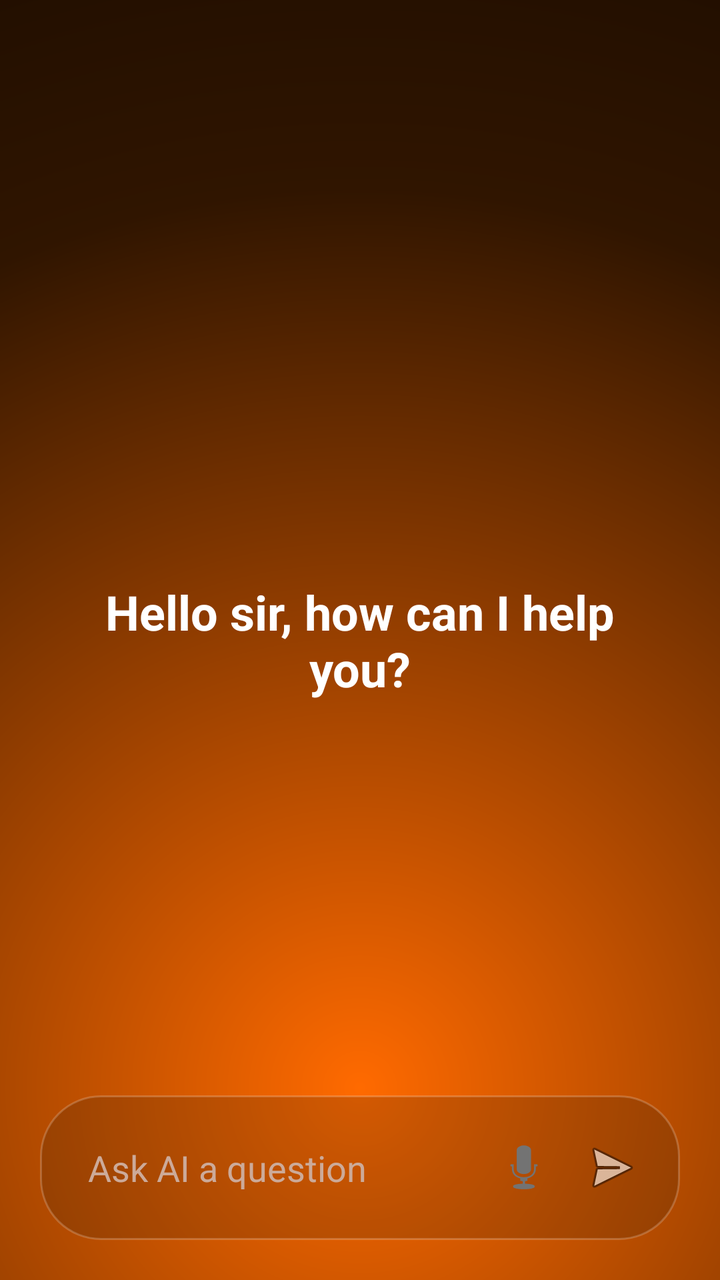
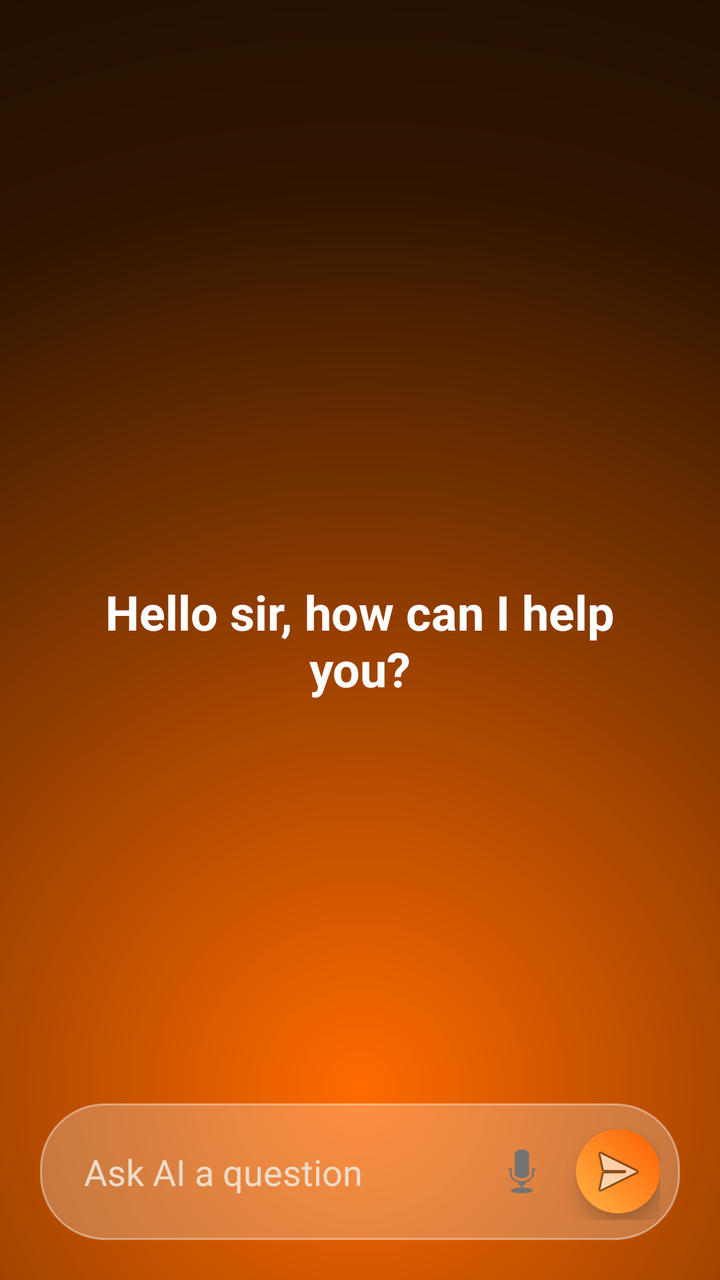

Screens rendered from an Android XML layout before and after an edit, with the pre-edit source and the edit as a unified diff.
<!-- AndroidManifest.xml: application theme Theme.Ultron.NoActionBar -->
<!-- res/layout/activity_main.xml -->
<?xml version="1.0" encoding="utf-8"?>
<RelativeLayout xmlns:android="http://schemas.android.com/apk/res/android"
    android:layout_width="match_parent"
    android:layout_height="match_parent"
    android:background="@drawable/bg_gradient">

    <TextView
        android:id="@+id/greetingText"
        android:layout_width="match_parent"
        android:layout_height="wrap_content"
        android:layout_centerInParent="true"
        android:layout_marginBottom="180dp"
        android:text="Hello sir, how can I help you?"
        android:textColor="#FFFFFF"
        android:textSize="24sp"
        android:textStyle="bold"
        android:gravity="center"
        android:paddingHorizontal="32dp"/>

    <TextView
        android:id="@+id/statusText"
        android:layout_width="match_parent"
        android:layout_height="wrap_content"
        android:layout_above="@+id/inputBar"
        android:layout_marginBottom="24dp"
        android:paddingHorizontal="32dp"
        android:text=""
        android:textColor="#FFFFFF"
        android:textSize="16sp"
        android:gravity="center"/>

    <LinearLayout
        android:id="@+id/inputBar"
        android:layout_width="match_parent"
        android:layout_height="wrap_content"
        android:layout_alignParentBottom="true"
        android:orientation="horizontal"
        android:gravity="center_vertical"
        android:background="@drawable/input_bar_bg"
        android:padding="14dp"
        android:layout_margin="20dp">

        <EditText
            android:id="@+id/inputText"
            android:layout_width="0dp"
            android:layout_height="wrap_content"
            android:layout_weight="1"
            android:hint="Ask AI a question"
            android:background="@android:color/transparent"
            android:padding="10dp"
            android:textColor="#FFFFFF"
            android:textColorHint="#CCAA99"/>

        <ImageButton
            android:id="@+id/voiceButton"
            android:layout_width="40dp"
            android:layout_height="40dp"
            android:background="@android:color/transparent"
            android:src="@android:drawable/ic_btn_speak_now"
            android:contentDescription="Voice"/>

        <ImageButton
            android:id="@+id/sendButton"
            android:layout_width="40dp"
            android:layout_height="40dp"
            android:layout_marginStart="4dp"
            android:background="@android:color/transparent"
            android:src="@android:drawable/ic_menu_send"
            android:contentDescription="Send"/>

    </LinearLayout>

</RelativeLayout>
<!-- resources referenced by this layout -->
<resources>
  <!-- drawable bg_gradient (drawable) -->
  <?xml version="1.0" encoding="utf-8"?>
  <shape xmlns:android="http://schemas.android.com/apk/res/android"
      android:shape="rectangle">
      <gradient
          android:type="radial"
          android:gradientRadius="900dp"
          android:centerX="0.5"
          android:centerY="0.85"
          android:startColor="#FF6A00"
          android:centerColor="#301500"
          android:endColor="#000000"/>
  </shape>
  <!-- drawable input_bar_bg (drawable) -->
  <?xml version="1.0" encoding="utf-8"?>
  <shape xmlns:android="http://schemas.android.com/apk/res/android"
      android:shape="rectangle">
      <solid android:color="#332B1A0D"/>
      <corners android:radius="30dp"/>
      <stroke android:width="1dp" android:color="#33FFFFFF"/>
  </shape>
  <style name="Theme.Ultron.NoActionBar" parent="Theme.Ultron">
          <item name="windowActionBar">false</item>
          <item name="windowNoTitle">true</item>
          <item name="android:statusBarColor">@android:color/transparent</item>
          <item name="android:windowLightStatusBar">false</item>
      </style>
  <style name="Theme.Ultron" parent="Theme.AppCompat.DayNight.DarkActionBar">
          <item name="colorPrimary">#1A1A2E</item>
          <item name="colorPrimaryDark">#0D0D1A</item>
          <item name="colorAccent">#00FF88</item>
      </style>
</resources>

<!-- the commit's change to res/layout/activity_main.xml (unified diff, before → after) -->
@@ -37,8 +37,9 @@
         android:orientation="horizontal"
         android:gravity="center_vertical"
         android:background="@drawable/input_bar_bg"
-        android:padding="14dp"
-        android:layout_margin="20dp">
+        android:padding="10dp"
+        android:layout_margin="20dp"
+        android:elevation="12dp">
 
         <EditText
             android:id="@+id/inputText"
@@ -47,25 +48,27 @@
             android:layout_weight="1"
             android:hint="Ask AI a question"
             android:background="@android:color/transparent"
-            android:padding="10dp"
+            android:padding="12dp"
             android:textColor="#FFFFFF"
-            android:textColorHint="#CCAA99"/>
+            android:textColorHint="#EEDCC8"/>
 
         <ImageButton
             android:id="@+id/voiceButton"
-            android:layout_width="40dp"
-            android:layout_height="40dp"
+            android:layout_width="42dp"
+            android:layout_height="42dp"
+            android:layout_marginEnd="6dp"
             android:background="@android:color/transparent"
             android:src="@android:drawable/ic_btn_speak_now"
             android:contentDescription="Voice"/>
 
         <ImageButton
             android:id="@+id/sendButton"
-            android:layout_width="40dp"
-            android:layout_height="40dp"
-            android:layout_marginStart="4dp"
-            android:background="@android:color/transparent"
+            android:layout_width="42dp"
+            android:layout_height="42dp"
+            android:background="@drawable/send_button_bg"
             android:src="@android:drawable/ic_menu_send"
+            android:padding="10dp"
+            android:elevation="6dp"
             android:contentDescription="Send"/>
 
     </LinearLayout>
<!-- resource entries referenced after the edit -->
@@ -15,11 +15,24 @@
   </shape>
   <!-- drawable input_bar_bg (drawable) -->
   <?xml version="1.0" encoding="utf-8"?>
+  <layer-list xmlns:android="http://schemas.android.com/apk/res/android">
+      <item>
+          <shape android:shape="rectangle">
+              <solid android:color="#40FFFFFF"/>
+              <corners android:radius="32dp"/>
+              <stroke android:width="1dp" android:color="#66FFFFFF"/>
+          </shape>
+      </item>
+  </layer-list>
+  <!-- drawable send_button_bg (drawable) -->
+  <?xml version="1.0" encoding="utf-8"?>
   <shape xmlns:android="http://schemas.android.com/apk/res/android"
-      android:shape="rectangle">
-      <solid android:color="#332B1A0D"/>
-      <corners android:radius="30dp"/>
-      <stroke android:width="1dp" android:color="#33FFFFFF"/>
+      android:shape="oval">
+      <gradient
+          android:type="linear"
+          android:angle="45"
+          android:startColor="#FFB347"
+          android:endColor="#FF5E00"/>
   </shape>
   <style name="Theme.Ultron.NoActionBar" parent="Theme.Ultron">
           <item name="windowActionBar">false</item>
